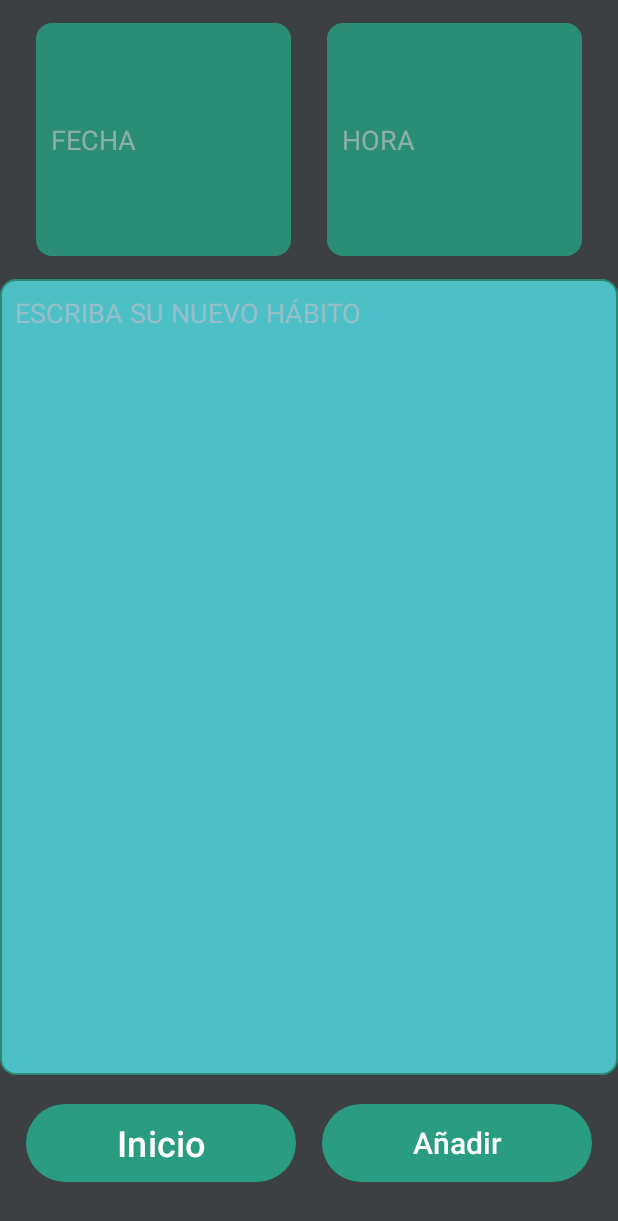
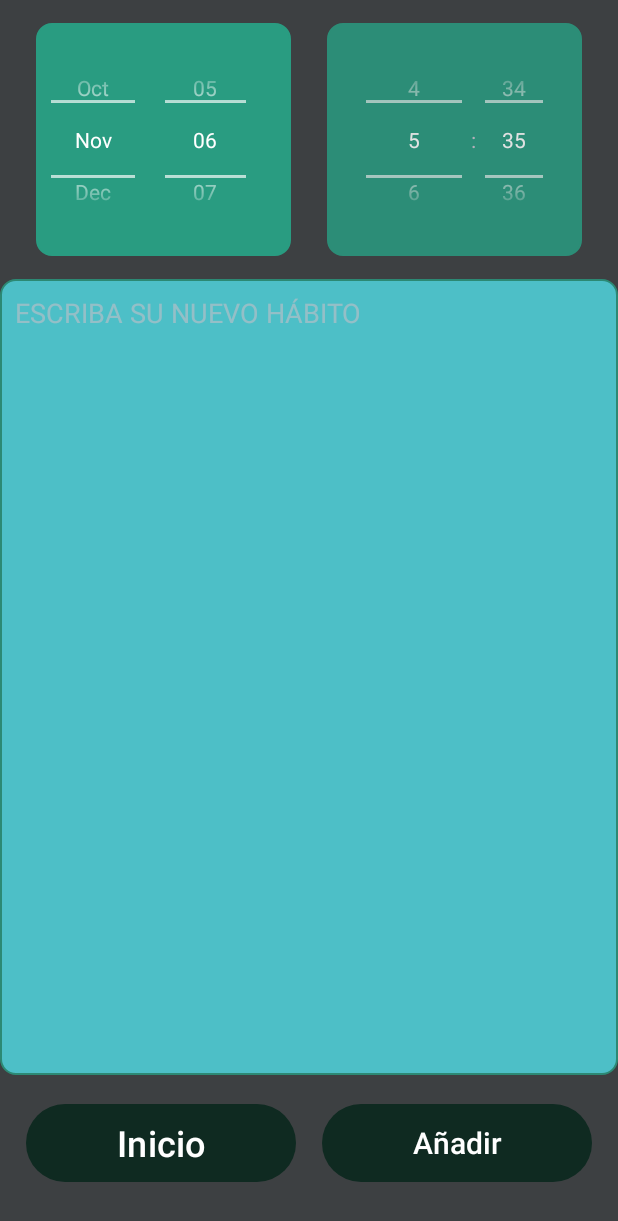
Before and after one commit to CocodriloAsesino/AplicacionHabitos, an Android app: the AddHabito screen opened directly, with no data from a screen before it, after a tap on "Añadir", on a phone screen of 412 x 824 dp. Shown: the top 1221 px of the screen. Run offline under Robolectric (Android 15) with nearby library versions, the phone set to English and light mode, and no system bars.

Commit message:
AddHabito.java cambiados igual que EditarHabito.java

```diff
--- a/app/src/main/java/com/example/hv/AddHabito.java
+++ b/app/src/main/java/com/example/hv/AddHabito.java
@@ -11,8 +11,10 @@ import android.os.Bundle;
 import android.util.Log;
 import android.view.View;
 import android.widget.Button;
+import android.widget.DatePicker;
 import android.widget.EditText;
 import android.widget.TextView;
+import android.widget.TimePicker;
 import android.widget.Toast;
 
 import androidx.activity.EdgeToEdge;
@@ -28,8 +30,10 @@ import java.util.TimeZone;
 
 public class AddHabito extends AppCompatActivity {
 
-    private EditText editDate, editTime, editText;
+    private EditText editText;
     private TextView introducirHabito;
+    private TimePicker editTime;
+    private DatePicker editDate;
     private Button inicio, add_habito, buttonSave;
     private static final int REQUEST_CODE = 1; // Código de solicitud para permisos
     private static final String TAG = "Notify";
@@ -57,15 +61,14 @@ public class AddHabito extends AppCompatActivity {
               @Override
               public void onClick(View view) {
                   saveHabito();
-
               }
           });
 
     }
 
     private void saveHabito(){
-        String hora = editTime.getText().toString();
-        String fecha = editDate.getText().toString();
+        String hora = String.format("%02d:%02d",editTime.getCurrentHour(),editTime.getCurrentMinute());
+        String fecha = String.format("%04d-%02d-%02d",editDate.getYear(),editDate.getMonth() + 1,editDate.getDayOfMonth());
         String texto = editText.getText().toString();
 
         if(hora.isEmpty() || fecha.isEmpty() || texto.isEmpty()){
@@ -142,8 +145,8 @@ public class AddHabito extends AppCompatActivity {
 
         // Crea un intent para el receptor de la notificación
         Intent intent = new Intent(this, NotificationReceiver.class);
-        intent.putExtra("fecha",editDate.getText().toString());
-        intent.putExtra("hora",editTime.getText().toString());
+        intent.putExtra("fecha",String.format("%02d:%02d",editTime.getCurrentHour(),editTime.getCurrentMinute()));
+        intent.putExtra("hora",String.format("%04d-%02d-%02d",editDate.getYear(),editDate.getMonth() + 1,editDate.getDayOfMonth()));
         intent.putExtra("texto",editText.getText().toString());
 
         //DatabaseClient.getInstance(getApplicationContext()).getHabitoDatabase().habitoDao().getAllHabitos().toString())
--- a/app/src/main/java/com/example/hv/MainActivity.java
+++ b/app/src/main/java/com/example/hv/MainActivity.java
@@ -63,7 +63,6 @@ public class MainActivity extends AppCompatActivity {
             }
         });
 
-
     }
 
     public void editar_Habitos() {
--- a/app/src/main/res/layout/activity_add_habito.xml
+++ b/app/src/main/res/layout/activity_add_habito.xml
@@ -8,19 +8,16 @@
     android:textAlignment="center"
     tools:context=".AddHabito">
 
-    <EditText
+    <DatePicker
         android:id="@+id/editDate"
         android:layout_width="170dp"
         android:layout_height="155dp"
         android:layout_marginTop="15dp"
-        android:alpha="0.85"
         android:background="@xml/bordefechas"
-        android:ems="10"
-        android:hint="FECHA"
-        android:inputType="date"
-        app:circularflow_radiusInDP="40"
+
+        android:calendarViewShown="false"
+        android:datePickerMode="spinner"
         app:layout_constraintEnd_toStartOf="@+id/editTime"
-        app:layout_constraintHorizontal_bias="0.0"
         app:layout_constraintStart_toStartOf="parent"
         app:layout_constraintTop_toTopOf="parent" />
 
@@ -59,35 +56,17 @@
         app:layout_constraintEnd_toEndOf="parent"
         app:layout_constraintStart_toEndOf="@+id/Inicio" />
 
-    <EditText
+    <TimePicker
         android:id="@+id/editTime"
         android:layout_width="170dp"
         android:layout_height="155dp"
         android:layout_marginTop="15dp"
         android:alpha="0.85"
+        android:timePickerMode="spinner"
         android:background="@xml/bordefechas"
-        android:ems="10"
-        android:hint="HORA"
-        android:inputType="time"
         app:layout_constraintEnd_toEndOf="parent"
         app:layout_constraintStart_toEndOf="@+id/editDate"
         app:layout_constraintTop_toTopOf="parent" />
-
-<!--    <androidx.recyclerview.widget.RecyclerView-->
-<!--        android:id="@+id/recyclerViewHabitos"-->
-<!--        android:layout_width="0dp"-->
-<!--        android:layout_height="0dp"-->
-<!--        android:layout_marginStart="1dp"-->
-<!--        android:layout_marginTop="15dp"-->
-<!--        android:layout_marginEnd="2dp"-->
-<!--        android:layout_marginBottom="8dp"-->
-<!--        android:alpha="0.85"-->
-<!--        android:background="@xml/border_textview"-->
-<!--        app:layout_constraintBottom_toTopOf="@+id/Inicio"-->
-<!--        app:layout_constraintEnd_toEndOf="parent"-->
-<!--        app:layout_constraintStart_toStartOf="parent"-->
-<!--        app:layout_constraintTop_toBottomOf="@+id/addHabito"-->
-<!--        tools:listitem="@layout/textrecyclerview" />-->
 
     <EditText
         android:id="@+id/editText"
```
Also changed, not shown: app/src/main/res/layout/activity_editar_habito.xml (+0 -46 lines).
